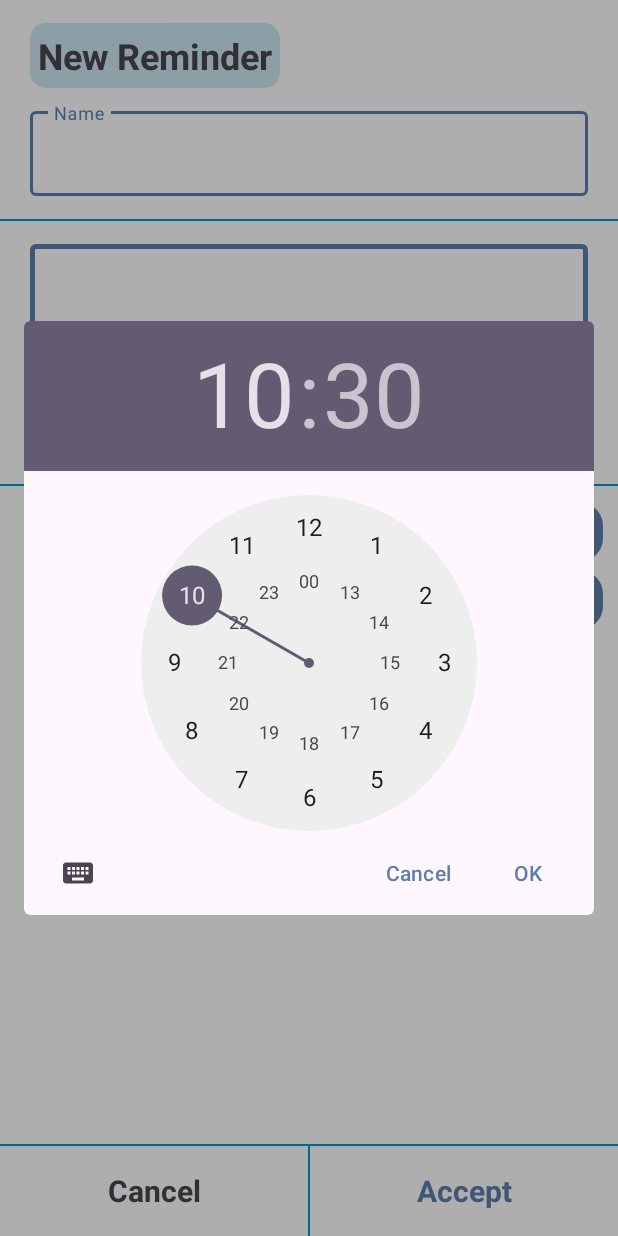
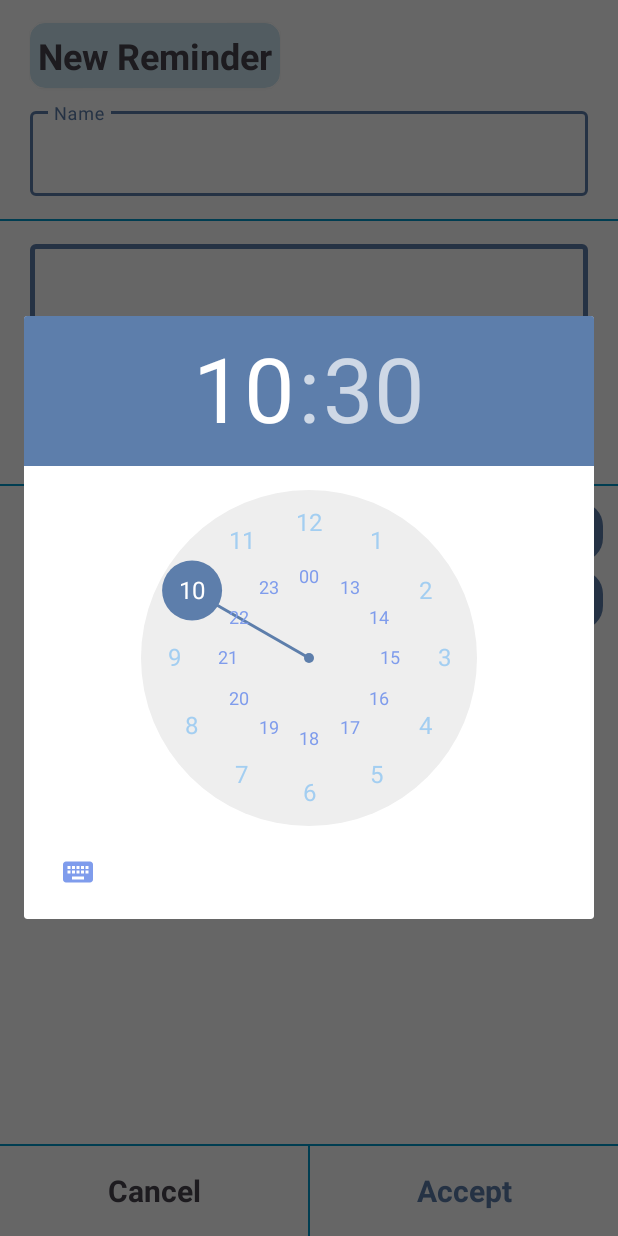
Before and after one commit to ChrisGalHur/TareApp, an Android app: the FormReminderActivity screen opened directly, with no data from a screen before it, after a tap on "Select", on a phone screen of 412 x 824 dp. Run offline under Robolectric (Android 15) with nearby library versions, the phone set to English and light mode, and no system bars; our stand-ins replace Room's generated code, RxJava.

Commit message:
car07 finished, added colors to Time and Date Piker

```diff
--- a/app/src/main/java/com/chrisgalhur/tareapp/dao/ReminderDao.java
+++ b/app/src/main/java/com/chrisgalhur/tareapp/dao/ReminderDao.java
@@ -15,6 +15,8 @@ public interface ReminderDao {
     @Insert
     void insert(Reminder reminder);
 
+    @Query("UPDATE " + DatabaseConstants.TABLE_REMINDER + " SET " + DatabaseConstants.COLUMN_TASK_NAME + " = :name, " + DatabaseConstants.COLUMN_TASK_DESCRIPTION + " = :description, " + DatabaseConstants.COLUMN_REMINDER_DATE + " = :date WHERE " + DatabaseConstants.COLUMN_TASK_ID + " = :taskId")
+    void updateReminder(int taskId, String name, String description, long date);
     @Query("SELECT * FROM " + DatabaseConstants.TABLE_REMINDER)
     List<Reminder> getAll();
 
--- a/app/src/main/java/com/chrisgalhur/tareapp/model/FormReminderModel.java
+++ b/app/src/main/java/com/chrisgalhur/tareapp/model/FormReminderModel.java
@@ -7,9 +7,11 @@ import io.reactivex.rxjava3.core.Single;
 
 public interface FormReminderModel {
 
+    Completable saveReminder(Reminder reminderToSave);
+
+    Completable updateReminder(Reminder reminderToUpdate);
+
     Single<Reminder> getReminder(int reminderId);
-
-    Completable saveReminder(Reminder reminderToSave);
 
     Single<Integer> deleteReminder(int reminderId);
 }
--- a/app/src/main/java/com/chrisgalhur/tareapp/model/FormReminderModelImpl.java
+++ b/app/src/main/java/com/chrisgalhur/tareapp/model/FormReminderModelImpl.java
@@ -25,6 +25,12 @@ public class FormReminderModelImpl implements FormReminderModel {
     }
     //endregion SAVE_REMINDER
 
+    //region UPDATE_REMINDER
+    @Override
+    public Completable updateReminder(Reminder reminderToUpdate) {
+        return Completable.fromAction(() -> databaseHelper.updateReminder(reminderToUpdate));
+    }
+
     //region GET_REMINDER
     @Override
     public Single<Reminder> getReminder(int reminderId) {
--- a/app/src/main/java/com/chrisgalhur/tareapp/presenter/FormReminderPresenter.java
+++ b/app/src/main/java/com/chrisgalhur/tareapp/presenter/FormReminderPresenter.java
@@ -10,6 +10,8 @@ public interface FormReminderPresenter {
 
     void saveReminder(String reminderName, String string, boolean b, int year, int month, int day, int hour, int minute);
 
+    void updateReminder(int reminderId, String reminderName, String description, boolean completed, int year, int month, int day, int hour, int minute);
+
     void loadReminder(int reminderId);
 
     void clearDisposables();
--- a/app/src/main/java/com/chrisgalhur/tareapp/util/DatePickerUtil.java
+++ b/app/src/main/java/com/chrisgalhur/tareapp/util/DatePickerUtil.java
@@ -2,7 +2,10 @@ package com.chrisgalhur.tareapp.util;
 
 import android.app.DatePickerDialog;
 import android.content.Context;
+import android.view.ContextThemeWrapper;
 import android.widget.DatePicker;
+
+import com.chrisgalhur.tareapp.R;
 
 import java.util.Calendar;
 
@@ -21,7 +24,7 @@ public class DatePickerUtil {
 
         //Crerate instance of DatePickerDialog and show it
         DatePickerDialog datePickerDialog = new DatePickerDialog(
-            context,
+            new ContextThemeWrapper(context, R.style.CustomDatePicker),
                 new DatePickerDialog.OnDateSetListener() {
                     @Override
                     public void onDateSet(DatePicker view, int year, int month, int day) {
--- a/app/src/main/java/com/chrisgalhur/tareapp/util/TimePickerUtil.java
+++ b/app/src/main/java/com/chrisgalhur/tareapp/util/TimePickerUtil.java
@@ -2,7 +2,10 @@ package com.chrisgalhur.tareapp.util;
 
 import android.app.TimePickerDialog;
 import android.content.Context;
+import android.view.ContextThemeWrapper;
 import android.widget.TimePicker;
+
+import com.chrisgalhur.tareapp.R;
 
 import java.util.Calendar;
 
@@ -20,7 +23,7 @@ public class TimePickerUtil {
 
         //Create instance of TimePickerDialog and show it
         TimePickerDialog timePickerDialog = new TimePickerDialog(
-            context,
+            new ContextThemeWrapper(context, R.style.CustomTimePicker),
             new TimePickerDialog.OnTimeSetListener() {
                 @Override
                 public void onTimeSet(TimePicker view, int hourOfDay, int minute) {
--- a/app/src/main/res/values/strings.xml
+++ b/app/src/main/res/values/strings.xml
@@ -34,4 +34,5 @@
     <string name="title_edit_reminder">Edit Reminder</string>
     <string name="success_reminder_saved">Reminder Saved</string>
     <string name="success_reminder_deleted">Reminder Deleted</string>
+    <string name="success_reminder_updated">Reminder updated</string>
 </resources>
--- a/app/src/main/res/values/styles.xml
+++ b/app/src/main/res/values/styles.xml
@@ -10,4 +10,18 @@
         <item name="android:windowIsTranslucent">true</item>
     </style>
 
+    <!-- Tema personalizado para el TimePicker -->
+    <style name="CustomTimePicker" parent="Theme.AppCompat.Light.Dialog">
+        <item name="colorAccent">@color/dark_blue</item>
+        <item name="android:textColorPrimary">@color/light_blue</item>
+        <item name="android:textColorSecondary">@color/medium_blue</item>
+    </style>
+
+    <!-- Tema personalizado para el DatePicker -->
+    <style name="CustomDatePicker" parent="Theme.AppCompat.Light.Dialog">
+        <item name="colorAccent">@color/dark_blue</item>
+        <item name="android:textColorPrimary">@color/light_blue</item>
+        <item name="android:textColorSecondary">@color/medium_blue</item>
+    </style>
+
 </resources>
```
Also changed, not shown: app/src/main/java/com/chrisgalhur/tareapp/database/DatabaseHelper.java (+14 -0 lines), app/src/main/java/com/chrisgalhur/tareapp/entity/Reminder.java (+7 -0 lines), app/src/main/java/com/chrisgalhur/tareapp/entity/Task.java (+9 -0 lines), app/src/main/java/com/chrisgalhur/tareapp/presenter/FormReminderPresenterImpl.java (+15 -0 lines), app/src/main/java/com/chrisgalhur/tareapp/ui/activity/FormReminderActivity.java (+20 -6 lines).
